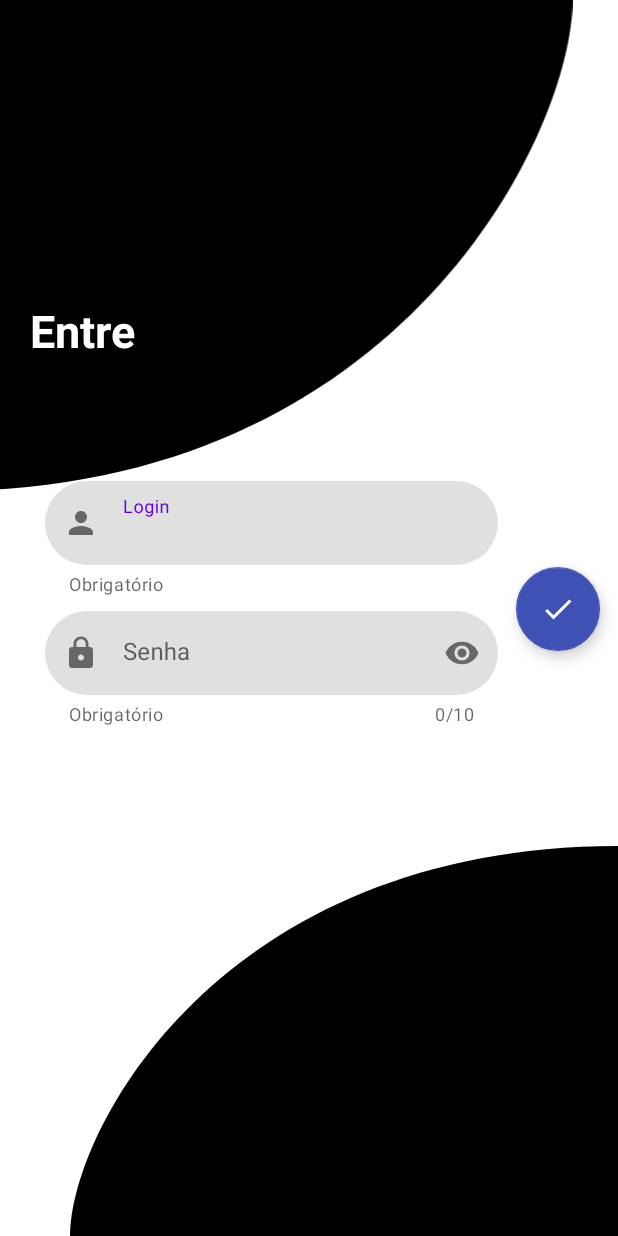
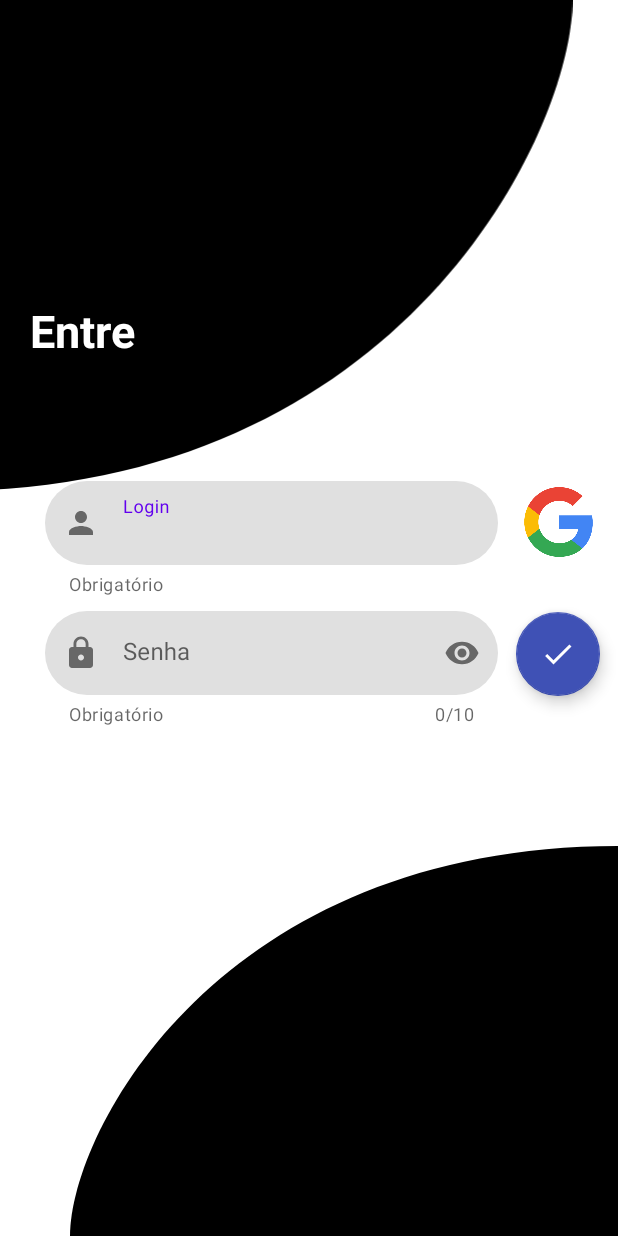
Before and after one commit to lukesteves92/AppConsultorioAndroid, an Android app: the layout fragment_login.xml on its own in the app's theme, with its tools: preview values and no code run, on a phone screen of 412 x 824 dp. Run offline under Robolectric (Android 15) with nearby library versions, the phone set to English and light mode, and no system bars.

Commit message:
Login Firebase

```diff
--- a/app/build.gradle
+++ b/app/build.gradle
@@ -48,6 +48,7 @@ dependencies {
     implementation 'androidx.navigation:navigation-fragment-ktx:2.3.5'
     implementation 'androidx.navigation:navigation-ui-ktx:2.3.5'
     implementation 'androidx.legacy:legacy-support-v4:1.0.0'
+    implementation 'com.google.firebase:firebase-auth:21.0.1'
     testImplementation 'junit:junit:4.+'
     androidTestImplementation 'androidx.test.ext:junit:1.1.2'
     androidTestImplementation 'androidx.test.espresso:espresso-core:3.3.0'
@@ -55,4 +56,5 @@ dependencies {
     implementation 'com.google.firebase:firebase-analytics-ktx'
     implementation("androidx.navigation:navigation-fragment-ktx:2.3.5")
     implementation("androidx.navigation:navigation-ui-ktx:2.3.5")
+    implementation 'com.google.firebase:firebase-auth-ktx'
 }
--- a/app/src/main/AndroidManifest.xml
+++ b/app/src/main/AndroidManifest.xml
@@ -1,6 +1,7 @@
 <?xml version="1.0" encoding="utf-8"?>
 <manifest xmlns:android="http://schemas.android.com/apk/res/android"
     package="com.lucasesteves.appconsultrio">
+    <uses-permission android:name="android.permission.INTERNET"/>
 
     <application
         android:allowBackup="true"
--- a/app/src/main/res/layout/fragment_login.xml
+++ b/app/src/main/res/layout/fragment_login.xml
@@ -28,6 +28,17 @@
             app:layout_constraintEnd_toEndOf="parent"
             android:src="@drawable/back_black" />
 
+        <ImageView
+            android:id="@+id/googleLogin"
+            android:layout_width="90dp"
+            android:layout_height="120dp"
+            app:layout_constraintBottom_toBottomOf="@+id/tf_senha"
+            app:layout_constraintEnd_toEndOf="parent"
+            app:layout_constraintStart_toEndOf="@+id/tf_nome"
+            app:layout_constraintBottom_toTopOf="@+id/floatingActionButton"
+            android:padding="20dp"
+            android:src="@drawable/google" />
+
         <com.google.android.material.floatingactionbutton.FloatingActionButton
             android:id="@+id/floatingActionButton"
             android:layout_width="wrap_content"
@@ -40,6 +51,7 @@
             app:layout_constraintEnd_toEndOf="parent"
             app:layout_constraintStart_toEndOf="@+id/tf_nome"
             app:layout_constraintTop_toBottomOf="@+id/fundo1"
+            app:layout_constraintVertical_bias="1.0"
             android:src="@drawable/ic_check"
             android:theme="@style/Theme.AppCompat.Button"/>
 
@@ -120,5 +132,8 @@
                 android:outlineProvider="background" />
         </com.google.android.material.textfield.TextInputLayout>
 
+
+
+
     </androidx.constraintlayout.widget.ConstraintLayout>
 </ScrollView>
```
Also changed, not shown: app/src/main/java/com/lucasesteves/appconsultrio/LoginConsultorio.kt (+15 -10 lines), app/src/main/res/drawable/google.png (added), 1 other file.
